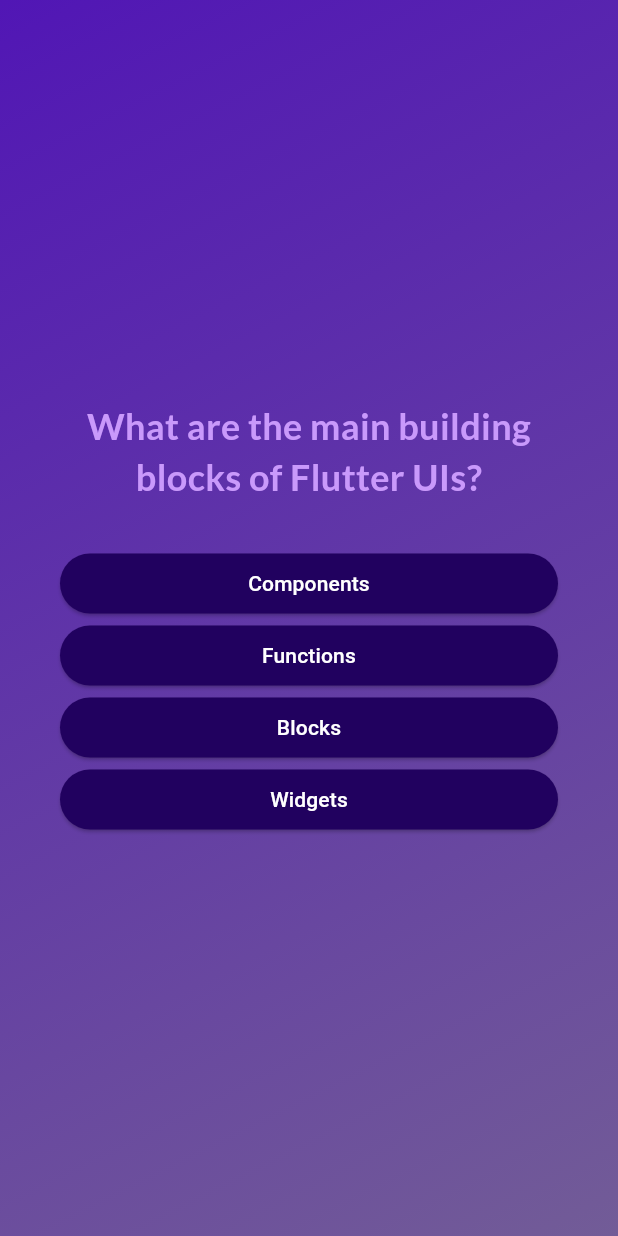
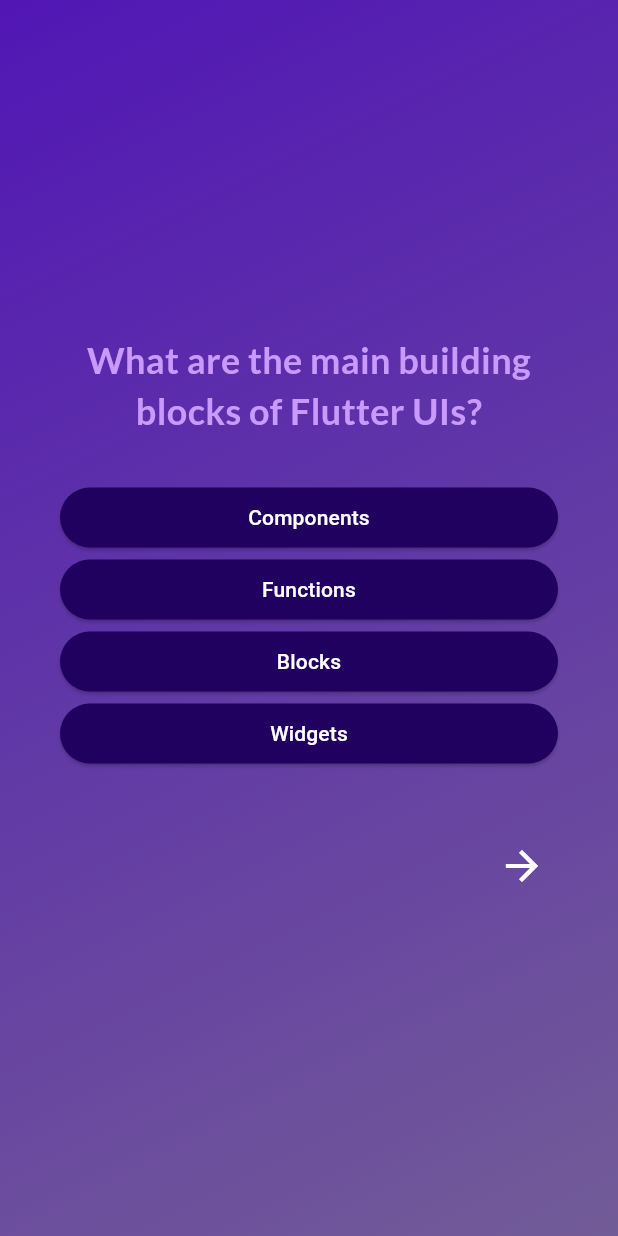
Before and after one commit to RayLeonii/quiz, a Flutter app: the screen it shows after launch, after a tap on "Start Quiz", on a phone screen of 412 x 824 dp. Run offline on Flutter 3.47's test engine with Material 3 defaults, Android fonts, the phone set to English and light mode, and no system bars; our stand-ins replace google_fonts.

Commit message:
back and forwards but

```diff
--- a/lib/questions_screen.dart
+++ b/lib/questions_screen.dart
@@ -30,6 +30,22 @@ class _QuestionsScreenState extends State<QuestionsScreen> {
     });
   }
 
+  void goBackBut() {
+    setState(() {
+      if (currentQuestionIndex > 0) {
+        currentQuestionIndex--;
+      }
+    });
+  }
+
+  void goNextBut() {
+    setState(() {
+      if (currentQuestionIndex < questions.length - 1) {
+        currentQuestionIndex++;
+      }
+    });
+  }
+
   @override
   Widget build(context) {
     final currentQuestion = questions[currentQuestionIndex];
@@ -59,7 +75,34 @@ class _QuestionsScreenState extends State<QuestionsScreen> {
                   answerQuestion(answer);
                 },
               );
-            })
+            }),
+            const SizedBox(
+              height: 40,
+            ),
+            Row(
+              mainAxisAlignment: MainAxisAlignment.spaceBetween,
+              children: [
+                if(currentQuestionIndex > 0)
+                  IconButton(
+                    onPressed: goBackBut,
+                    icon: const Icon(Icons.arrow_back),
+                    color: Colors.white,
+                    iconSize: 32,
+                  )
+                else
+                  const SizedBox(height: 48,),
+
+                if(currentQuestionIndex < questions.length -1)
+                  IconButton(
+                    onPressed: goNextBut,
+                    icon: const Icon(Icons.arrow_forward),
+                    color: Colors.white,
+                    iconSize: 32,
+                  )
+                else
+                  const SizedBox(height: 48,),
+              ],
+            ),
           ],
         ),
       ),
```
